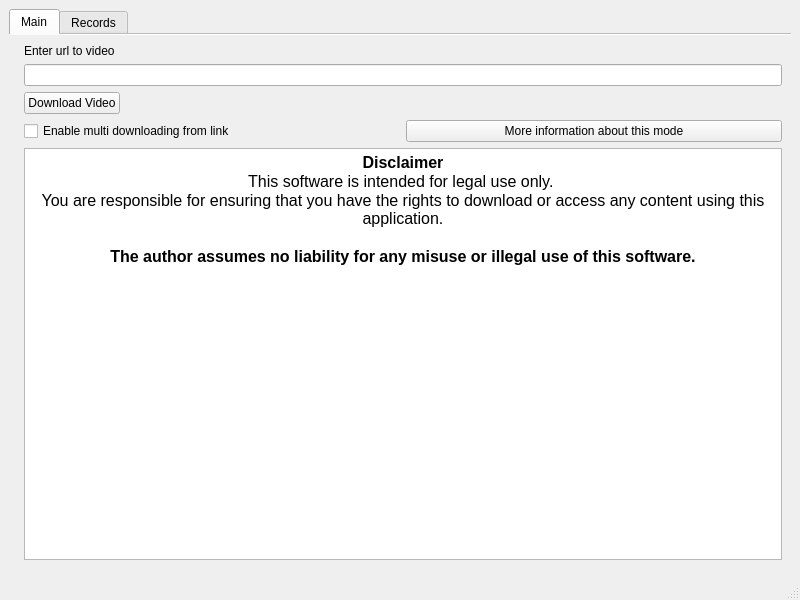
Above: src/frontend/MainWindow.ui from Xaempel/CoolYoutubeDownloader before the change. Below: the same form after it.
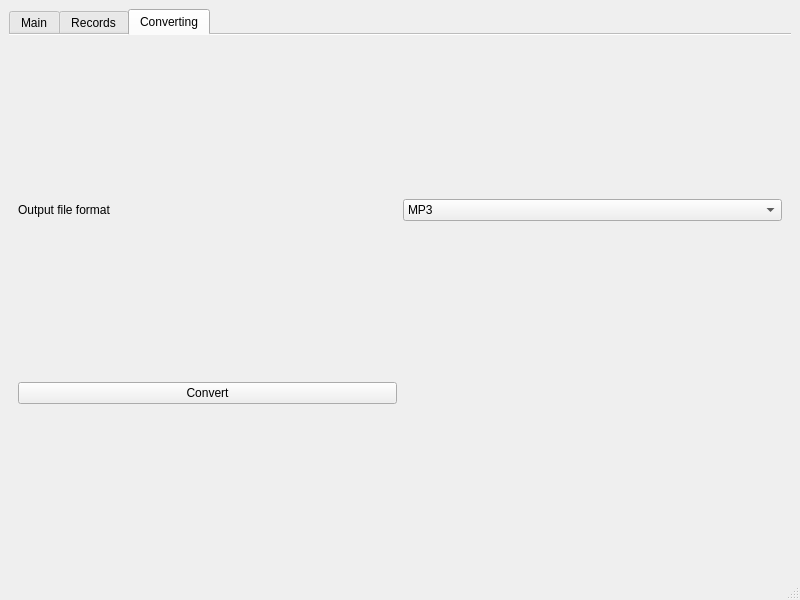
That is the form after the change. The open tabs and pages were chosen to show the change.

```diff
--- a/src/frontend/MainWindow.ui
+++ b/src/frontend/MainWindow.ui
@@ -157,6 +157,47 @@
         </item>
        </layout>
       </widget>
+      <widget class="QWidget" name="ConvertingTab">
+       <attribute name="title">
+        <string>Converting</string>
+       </attribute>
+       <layout class="QGridLayout" name="gridLayout">
+        <item row="1" column="0">
+         <widget class="QPushButton" name="convertButton">
+          <property name="sizePolicy">
+           <sizepolicy hsizetype="Minimum" vsizetype="Fixed">
+            <horstretch>0</horstretch>
+            <verstretch>0</verstretch>
+           </sizepolicy>
+          </property>
+          <property name="text">
+           <string>Convert</string>
+          </property>
+         </widget>
+        </item>
+        <item row="0" column="0">
+         <widget class="QLabel" name="OutputfileFormatLabel">
+          <property name="text">
+           <string>Output file format</string>
+          </property>
+         </widget>
+        </item>
+        <item row="0" column="1">
+         <widget class="QComboBox" name="OutputFileFormat">
+          <item>
+           <property name="text">
+            <string>MP3</string>
+           </property>
+          </item>
+          <item>
+           <property name="text">
+            <string>WAV</string>
+           </property>
+          </item>
+         </widget>
+        </item>
+       </layout>
+      </widget>
      </widget>
     </item>
    </layout>
```
Left out of the diff: 21 changed lines with no effect on the pictures.
